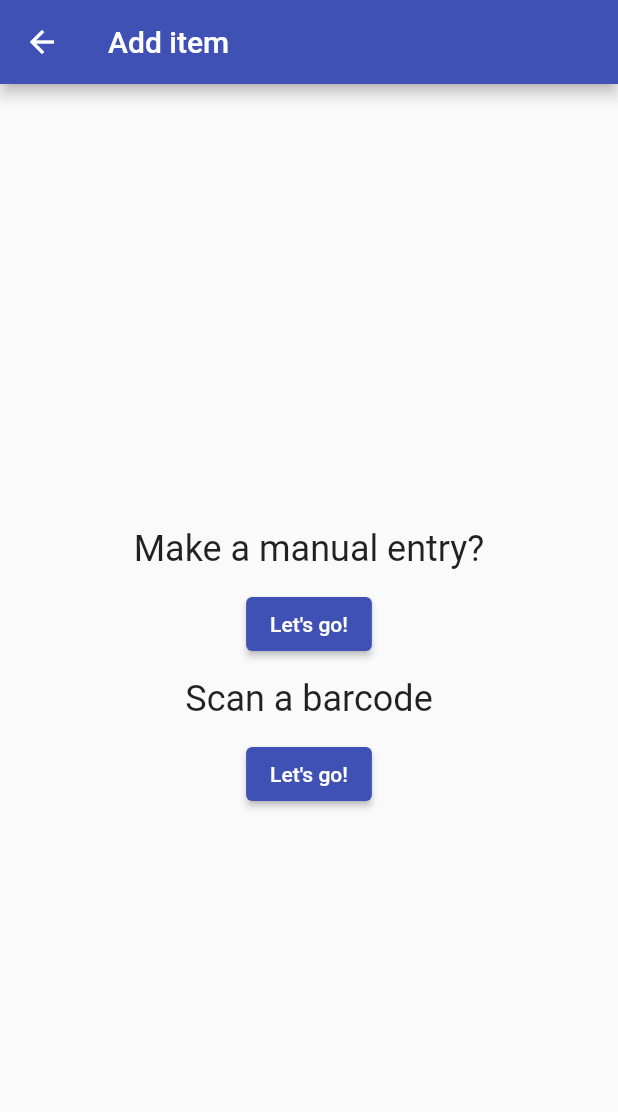
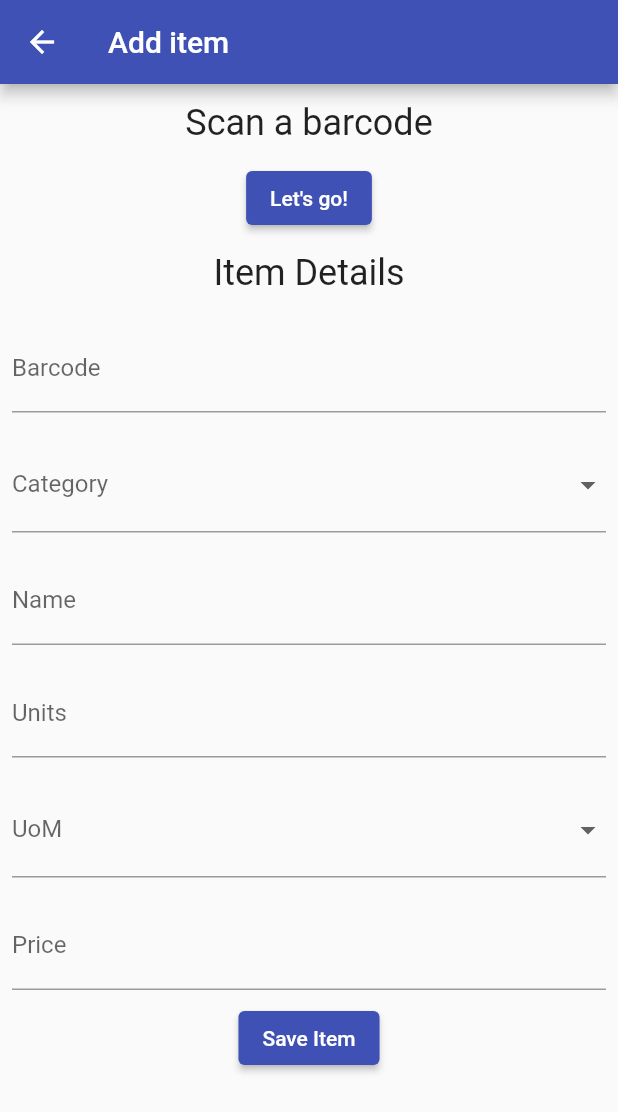
Before and after one commit to yougotwill/cheapee, a Flutter app: the screen it shows after launch, after a tap on the "add" icon, on a phone screen of 412 x 824 dp. Shown: the top 1112 px of the screen. Run offline on Flutter 3.47's test engine with Material 2 defaults, Android fonts, the phone set to English and light mode, and no system bars; our stand-ins replace cloud_firestore, firebase_core; accounts and stored records are empty.

Commit message:
can now add an item to the firestore via a form

```diff
--- a/lib/main.dart
+++ b/lib/main.dart
@@ -5,8 +5,6 @@ import 'package:cloud_firestore/cloud_firestore.dart';
 
 import 'src/pages/home.dart';
 import 'src/pages/addItem.dart';
-import 'package:cheapee/src/pages/addItemManual.dart';
-import 'package:cheapee/src/pages/addItemBarcode.dart';
 
 void main() {
   runApp(
@@ -37,11 +35,12 @@ class App extends StatelessWidget {
         ),
         routes: {
           '/': (context) => HomePage(title: 'Cheapee'),
-          '/add': (context) => AddItemPage(title: 'Add item'),
-          '/add/manual': (context) =>
-              AddItemManualPage(title: 'Add item manually'),
-          '/add/scan': (context) =>
-              AddItemBarcodePage(title: 'Add item manually'),
+          '/add': (context) => Consumer<ApplicationState>(
+                builder: (context, appState, _) => AddItemPage(
+                  title: 'Add item',
+                  saveItem: appState.saveItem,
+                ),
+              ),
         });
   }
 }
@@ -55,9 +54,25 @@ class ApplicationState extends ChangeNotifier {
     await Firebase.initializeApp();
 
     // fetch ListItems from the store
+  }
 
-    // getters and setters
+  // getters and setters
 
-    // methods
+  // methods
+  Future<DocumentReference> saveItem(String category, String barcode,
+      String name, String units, String uom, String price) {
+    // TODO checks shouldn't be needed because form verfies everything?
+    // TODO Separate check for existing elements
+    // calculate R per UoM (rpu)
+    return FirebaseFirestore.instance.collection(category).add({
+      'barcode': barcode,
+      'name': name,
+      'units': units,
+      'uom': uom,
+      'price': price,
+      'rpu': 0.0,
+    }).then((value) {
+      print('Item added');
+    }).catchError((error) => print('Failed to add item: $error'));
   }
 }
--- a/lib/src/pages/addItem.dart
+++ b/lib/src/pages/addItem.dart
@@ -2,9 +2,10 @@ import 'package:flutter/material.dart';
 
 import '../widgets/header.dart';
 import '../widgets/paragraph.dart';
+import '../widgets/itemForm.dart';
 
 class AddItemPage extends StatefulWidget {
-  AddItemPage({Key key, this.title}) : super(key: key);
+  AddItemPage({Key key, this.title, this.saveItem}) : super(key: key);
 
   // This widget is the home page of your application. It is stateful, meaning
   // that it has a State object (defined below) that contains fields that affect
@@ -16,18 +17,16 @@ class AddItemPage extends StatefulWidget {
   // always marked "final".
 
   final String title;
+  final void Function(String category, String barcode, String name,
+      String units, String uom, String price) saveItem;
 
   @override
   _AddItemPageState createState() => _AddItemPageState();
 }
 
 class _AddItemPageState extends State<AddItemPage> {
-  void _showAddItemManualPage() {
-    Navigator.of(context).pushNamed('/add/manual');
-  }
-
-  void _showAddItemBarcodePage() {
-    Navigator.of(context).pushNamed('/add/scan');
+  void _scanItem() {
+    // use package here to scan and store barcode
   }
 
   @override
@@ -38,17 +37,16 @@ class _AddItemPageState extends State<AddItemPage> {
       ),
       body: Center(
         child: Column(
-          mainAxisAlignment: MainAxisAlignment.center,
+          mainAxisAlignment: MainAxisAlignment.start,
           children: <Widget>[
-            Header("Make a manual entry?"),
+            Header('Scan a barcode'),
             ElevatedButton(
-              onPressed: _showAddItemManualPage,
+              onPressed: _scanItem,
               child: Text("Let's go!"),
             ),
-            Header('Scan a barcode'),
-            ElevatedButton(
-              onPressed: _showAddItemBarcodePage,
-              child: Text("Let's go!"),
+            Header("Item Details"),
+            ItemForm(
+              saveItem: widget.saveItem,
             ),
           ],
         ),
--- /dev/null
+++ b/lib/src/widgets/itemForm.dart
@@ -0,0 +1,193 @@
+import 'package:flutter/material.dart';
+
+class ItemForm extends StatefulWidget {
+  ItemForm({this.saveItem});
+  final void Function(String category, String barcode, String name,
+      String units, String uom, String price) saveItem;
+
+  @override
+  ItemFormState createState() {
+    return ItemFormState();
+  }
+}
+
+class ItemFormState extends State<ItemForm> {
+  // Create a global key that uniquely identifies the Form widget
+  // and allows validation of the form.
+  //
+  // Note: This is a `GlobalKey<FormState>`,
+  // not a GlobalKey<MyCustomFormState>.
+  final _formKey = GlobalKey<FormState>();
+
+  String categoryValue;
+  String uomValue;
+
+  final textBarcodeController = TextEditingController();
+  final textNameController = TextEditingController();
+  final textUnitsController = TextEditingController();
+  final textPriceController = TextEditingController();
+
+  @override
+  void dispose() {
+    textBarcodeController.dispose();
+    textNameController.dispose();
+    textUnitsController.dispose();
+    textPriceController.dispose();
+    super.dispose();
+  }
+
+  @override
+  Widget build(BuildContext context) {
+    return Form(
+      key: _formKey,
+      child: Column(
+        children: <Widget>[
+          Padding(
+            padding: EdgeInsets.all(8.0),
+            child: TextFormField(
+              controller: textBarcodeController,
+              decoration: InputDecoration(labelText: 'Barcode'),
+              validator: (value) {
+                if (value == null || value.isEmpty) {
+                  return 'Cannot be empty';
+                }
+                if (!RegExp(r'^[0-9]+$').hasMatch(value)) {
+                  return 'Only digits are valid';
+                }
+                return null;
+              },
+            ),
+          ),
+          Padding(
+            padding: EdgeInsets.all(8.0),
+            child: DropdownButtonFormField<String>(
+              decoration: InputDecoration(labelText: 'Category'),
+              // TODO can build items with map https://api.flutter.dev/flutter/material/DropdownButton-class.html
+              items: [
+                DropdownMenuItem<String>(
+                  value: 'cheese',
+                  child: Text('Cheese'),
+                ),
+                DropdownMenuItem<String>(
+                  value: 'eggs',
+                  child: Text('Eggs'),
+                ),
+                DropdownMenuItem<String>(
+                  value: 'milk',
+                  child: Text('Milk'),
+                ),
+                DropdownMenuItem<String>(
+                  value: 'meat',
+                  child: Text('Meat'),
+                ),
+              ],
+              onChanged: (value) async {
+                setState(() {
+                  categoryValue = value;
+                });
+              },
+              value: categoryValue,
+              validator: (value) =>
+                  value == null ? 'Please choose a category' : null,
+            ),
+          ),
+          Padding(
+            padding: EdgeInsets.all(8.0),
+            child: TextFormField(
+              controller: textNameController,
+              decoration: InputDecoration(labelText: 'Name'),
+              validator: (value) {
+                if (value == null || value.isEmpty) {
+                  return 'Cannot be empty';
+                }
+                return null;
+              },
+            ),
+          ),
+          Padding(
+            padding: EdgeInsets.all(8.0),
+            child: TextFormField(
+              controller: textUnitsController,
+              decoration: InputDecoration(labelText: 'Units'),
+              validator: (value) {
+                if (value == null || value.isEmpty) {
+                  return 'Cannot be empty';
+                }
+                if (!RegExp(r'^\d*\.?\d+$').hasMatch(value)) {
+                  return 'Only decimals are valid';
+                }
+                return null;
+              },
+            ),
+          ),
+          Padding(
+            padding: EdgeInsets.all(8.0),
+            child: DropdownButtonFormField<String>(
+              decoration: InputDecoration(labelText: 'UoM'),
+              // TODO can build items with map https://api.flutter.dev/flutter/material/DropdownButton-class.html
+              items: [
+                DropdownMenuItem<String>(
+                  value: 'g',
+                  child: Text('gram'),
+                ),
+                DropdownMenuItem<String>(
+                  value: 'kg',
+                  child: Text('kilogram'),
+                ),
+                DropdownMenuItem<String>(
+                  value: 'l',
+                  child: Text('litre'),
+                ),
+                DropdownMenuItem<String>(
+                  value: 'ea',
+                  child: Text('each'),
+                ),
+              ],
+              onChanged: (value) async {
+                setState(() {
+                  uomValue = value;
+                });
+              },
+              value: uomValue,
+              validator: (value) =>
+                  value == null ? 'Please choose a unit of measurement' : null,
+            ),
+          ),
+          Padding(
+            padding: EdgeInsets.all(8.0),
+            child: TextFormField(
+              controller: textPriceController,
+              decoration: InputDecoration(labelText: 'Price'),
+              validator: (value) {
+                if (value == null || value.isEmpty) {
+                  return 'Cannot be empty';
+                }
+                return null;
+              },
+            ),
+          ),
+          ElevatedButton(
+            onPressed: () {
+              if (_formKey.currentState.validate()) {
+                widget.saveItem(
+                    categoryValue,
+                    textBarcodeController.text,
+                    textNameController.text,
+                    textUnitsController.text,
+                    uomValue,
+                    textPriceController.text);
+                // TODO confirm this happens after the promise resolves
+                ScaffoldMessenger.of(context).showSnackBar(SnackBar(
+                  content: Text('Item added'),
+                  backgroundColor: Colors.indigo,
+                ));
+                Navigator.pop(context);
+              }
+            },
+            child: Text('Save Item'),
+          ),
+        ],
+      ),
+    );
+  }
+}
```
Also changed, not shown: lib/src/pages/addItemBarcode.dart (deleted, +0 -32 lines), lib/src/pages/addItemManual.dart (deleted, +0 -32 lines).
